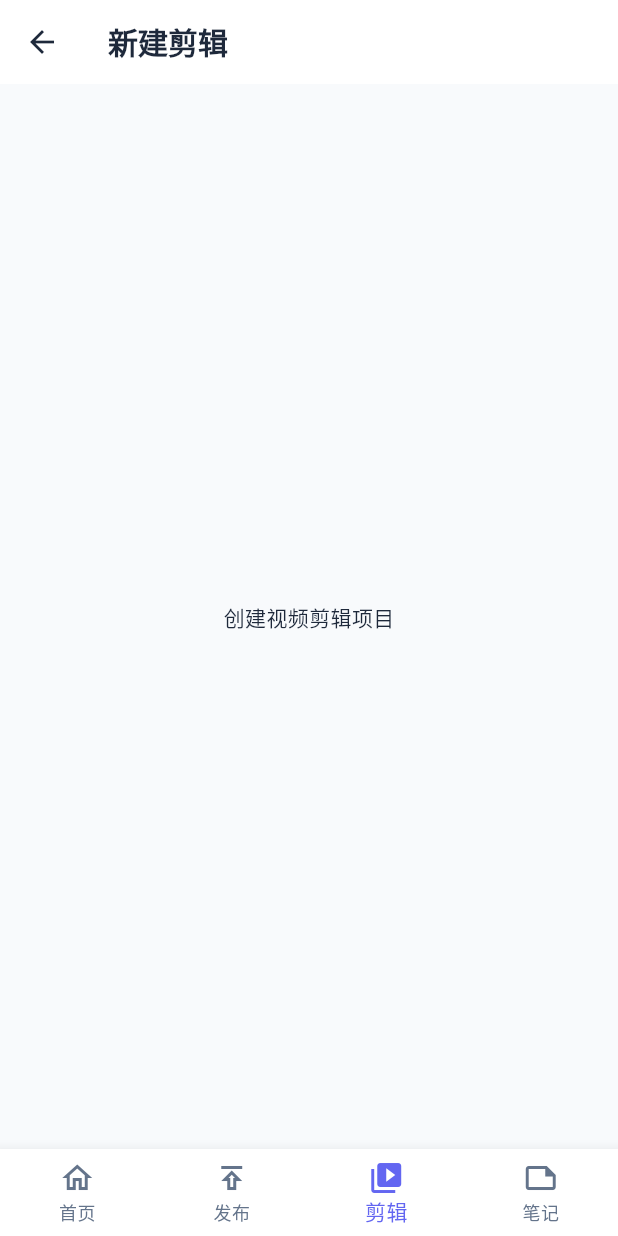
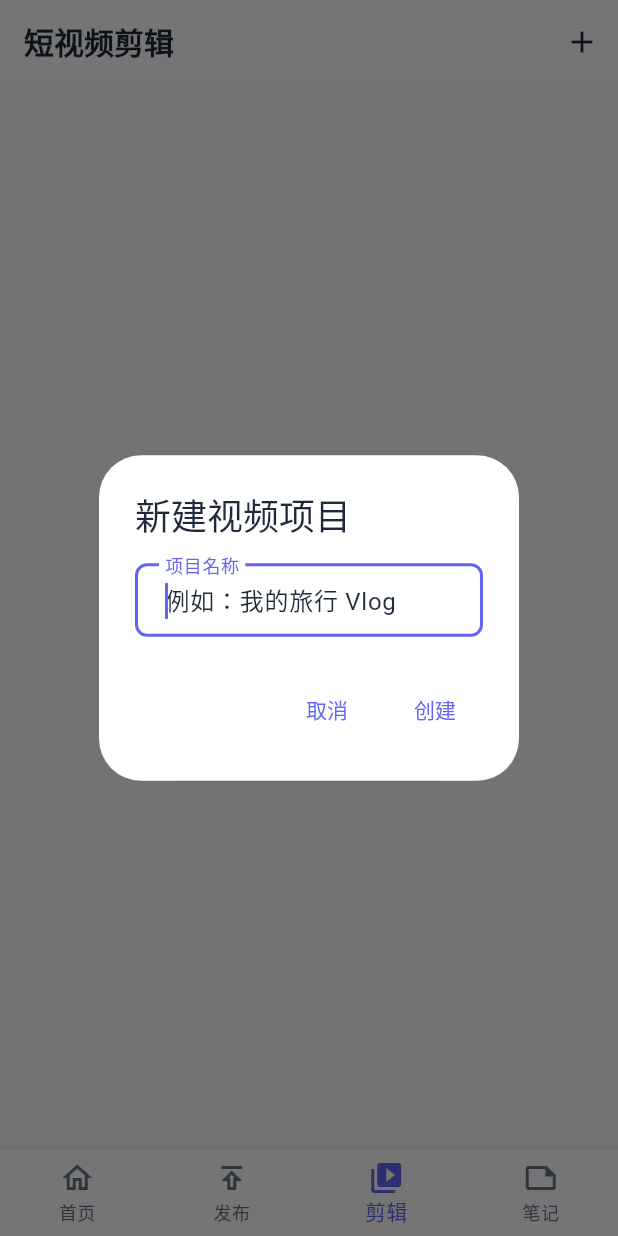
Before and after one commit to zhxs-repo/LiteWork, a Flutter app: the screen it shows after launch, item 3 of the bottom bar chosen, after a tap on the "add" icon, on a phone screen of 412 x 824 dp. Run offline on Flutter 3.47's test engine with Material 3 defaults, Android fonts, the phone set to English and light mode, and no system bars; our stand-ins replace go_router, hive, shared_preferences; missing offline and left inert: flutter_quill, quill_delta; accounts and stored records are empty.

Commit message:
feat: 全局搜索 + 云同步架构 + 回收站 + 视频模块骨架
- 新增全局搜索引擎 (SearchEngine) 和搜索页面，支持跨模块检索
- 实现云同步抽象接口 (ISyncDataSource) 和状态管理 (SyncProvider)
- 添加回收站功能 (TrashDataSource, TrashScreen)，支持软删除/还原
- 创建视频剪辑模块基础架构 (VideoProject, VideoListScreen)
- 更新路由配置，集成搜索页和回收站入口

```diff
--- a/lib/core/router/app_router.dart
+++ b/lib/core/router/app_router.dart
@@ -4,6 +4,9 @@ import 'package:go_router/go_router.dart';
 import '../../features/base/presentation/screens/profile_screen.dart';
 import '../../features/publisher/presentation/screens/post_list_screen.dart';
 import '../../features/publisher/presentation/screens/post_editor_screen.dart';
+import '../../features/notes/presentation/screens/trash_screen.dart';
+import '../search/search_screen.dart';
+import '../../features/video_editor/presentation/screens/video_list_screen.dart';
 
 /// 路由路径常量
 class AppRoutes {
@@ -18,6 +21,8 @@ class AppRoutes {
   static const String notesEdit = '/notes/edit';
   static const String noteDetail = '/notes/:id';
   static const String profile = '/profile';
+  static const String search = '/search';
+  static const String trash = '/trash';
 }
 
 /// 路由配置
@@ -64,11 +69,11 @@ class AppRouter {
             ],
           ),
 
-          // 视频剪辑模块
+          // 视频剪辑模块 - 使用新创建的 VideoListScreen
           GoRoute(
             path: AppRoutes.videoEditor,
             name: 'videoEditor',
-            builder: (context, state) => const VideoEditorPage(),
+            builder: (context, state) => const VideoListScreen(),
             routes: [
               GoRoute(
                 path: 'create',
@@ -103,6 +108,20 @@ class AppRouter {
                 },
               ),
             ],
+          ),
+
+          // 全局搜索
+          GoRoute(
+            path: AppRoutes.search,
+            name: 'search',
+            pageBuilder: (context, state) => const MaterialPage(child: SearchScreen()),
+          ),
+
+          // 回收站
+          GoRoute(
+            path: AppRoutes.trash,
+            name: 'trash',
+            pageBuilder: (context, state) => const MaterialPage(child: TrashScreen()),
           ),
         ],
       ),
--- /dev/null
+++ b/lib/features/video_editor/data/models/video_project_model.dart
@@ -0,0 +1,42 @@
+/// 视频项目数据模型
+class VideoProject {
+  final String id;
+  final String title;
+  final List<String> mediaPaths;
+  final Duration? duration;
+  final DateTime createdAt;
+  final DateTime updatedAt;
+  final String? thumbnailPath;
+
+  VideoProject({
+    required this.id,
+    required this.title,
+    this.mediaPaths = const [],
+    this.duration,
+    required this.createdAt,
+    required this.updatedAt,
+    this.thumbnailPath,
+  });
+
+  Map<String, dynamic> toMap() => {
+        'id': id,
+        'title': title,
+        'mediaPaths': mediaPaths,
+        'duration': duration?.inSeconds,
+        'createdAt': createdAt.toIso8601String(),
+        'updatedAt': updatedAt.toIso8601String(),
+        'thumbnailPath': thumbnailPath,
+      };
+
+  factory VideoProject.fromMap(Map<String, dynamic> map) => VideoProject(
+        id: map['id'] as String,
+        title: map['title'] as String,
+        mediaPaths: List<String>.from(map['mediaPaths'] ?? []),
+        duration: map['duration'] != null
+            ? Duration(seconds: map['duration'] as int)
+            : null,
+        createdAt: DateTime.parse(map['createdAt'] as String),
+        updatedAt: DateTime.parse(map['updatedAt'] as String),
+        thumbnailPath: map['thumbnailPath'] as String?,
+      );
+}
--- /dev/null
+++ b/lib/features/video_editor/presentation/screens/video_list_screen.dart
@@ -0,0 +1,83 @@
+import 'package:flutter/material.dart';
+
+/// 视频项目列表页
+class VideoListScreen extends StatelessWidget {
+  const VideoListScreen({super.key});
+
+  @override
+  Widget build(BuildContext context) {
+    return Scaffold(
+      appBar: AppBar(
+        title: const Text('短视频剪辑'),
+        actions: [
+          IconButton(
+            icon: const Icon(Icons.add),
+            onPressed: () {
+              _showCreateDialog(context);
+            },
+          ),
+        ],
+      ),
+      body: Center(
+        child: Column(
+          mainAxisAlignment: MainAxisAlignment.center,
+          children: [
+            Icon(Icons.video_library_outlined, size: 64, color: Colors.grey[400]),
+            const SizedBox(height: 16),
+            Text(
+              '暂无视频项目',
+              style: TextStyle(fontSize: 18, color: Colors.grey[600]),
+            ),
+            const SizedBox(height: 8),
+            Text(
+              '点击右上角 + 创建新项目',
+              style: TextStyle(fontSize: 14, color: Colors.grey[500]),
+            ),
+            const SizedBox(height: 24),
+            ElevatedButton.icon(
+              onPressed: () => _showCreateDialog(context),
+              icon: const Icon(Icons.add),
+              label: const Text('创建第一个项目'),
+            ),
+          ],
+        ),
+      ),
+    );
+  }
+
+  void _showCreateDialog(BuildContext context) {
+    final controller = TextEditingController();
+    showDialog(
+      context: context,
+      builder: (ctx) => AlertDialog(
+        title: const Text('新建视频项目'),
+        content: TextField(
+          controller: controller,
+          decoration: const InputDecoration(
+            labelText: '项目名称',
+            hintText: '例如：我的旅行 Vlog',
+          ),
+          autofocus: true,
+        ),
+        actions: [
+          TextButton(
+            onPressed: () => Navigator.pop(ctx),
+            child: const Text('取消'),
+          ),
+          TextButton(
+            onPressed: () {
+              if (controller.text.isNotEmpty) {
+                Navigator.pop(ctx);
+                // TODO: 调用 Provider 创建项目
+                ScaffoldMessenger.of(context).showSnackBar(
+                  SnackBar(content: Text('创建项目：${controller.text}')),
+                );
+              }
+            },
+            child: const Text('创建'),
+          ),
+        ],
+      ),
+    );
+  }
+}
```
Also changed, not shown: lib/core/search/search_engine.dart (added, +53 -0 lines), lib/core/search/search_screen.dart (added, +147 -0 lines), lib/features/base/data/datasources/sync_datasource.dart (added, +16 -0 lines), lib/features/base/data/repositories/sync_repository_impl.dart (added, +21 -0 lines), lib/features/base/domain/repositories/sync_repository.dart (added, +7 -0 lines), lib/features/base/presentation/providers/sync_provider.dart (added, +37 -0 lines), lib/features/notes/data/datasources/trash_datasource.dart (added, +43 -0 lines), lib/features/notes/presentation/screens/trash_screen.dart (added, +69 -0 lines), lib/features/notes/presentation/widgets/restore_dialog.dart (added, +29 -0 lines), lib/features/video_editor/data/datasources/video_local_datasource.dart (added, +23 -0 lines), lib/features/video_editor/presentation/providers/video_provider.dart (added, +31 -0 lines).
